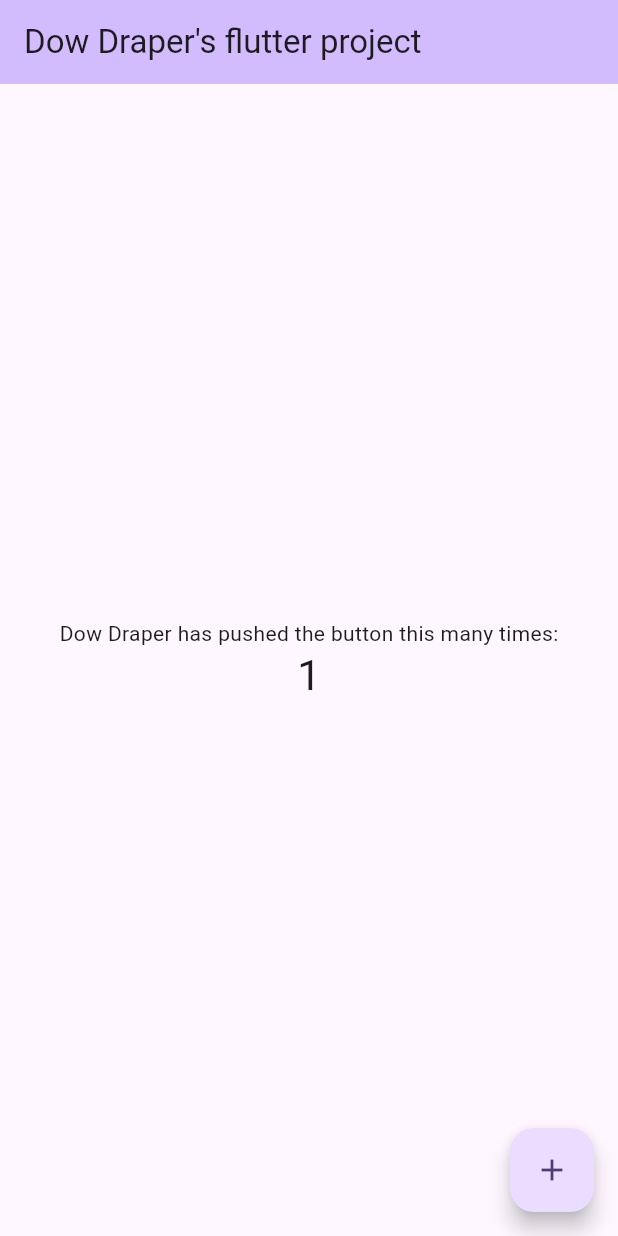
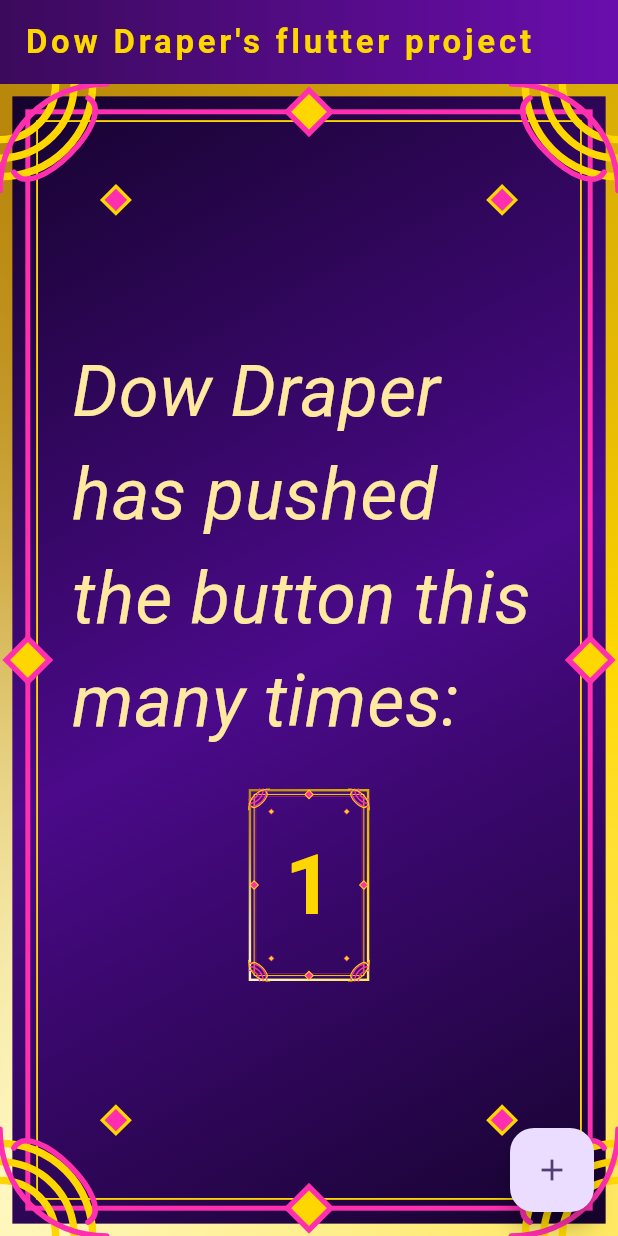
Before and after one commit to dhdschool/csc4330_example_flutter_proj, a Flutter app: the screen it shows after launch, after a tap on the "add" icon, on a phone screen of 412 x 824 dp. Run offline on Flutter 3.47's test engine with Material 3 defaults, Android fonts, the phone set to English and light mode, and no system bars.

Commit message:
Make theme change to main.dart

```diff
--- a/lib/main.dart
+++ b/lib/main.dart
@@ -1,3 +1,5 @@
+import 'dart:math' as math;
+
 import 'package:flutter/material.dart';
 
 void main() {
@@ -19,16 +21,16 @@ class MyApp extends StatelessWidget {
         // the application has a purple toolbar. Then, without quitting the app,
         // try changing the seedColor in the colorScheme below to Colors.green
         // and then invoke "hot reload" (save your changes or press the "hot
-        // reload" button in a Flutter-supported IDE, or press "r" if you used
-        // the command line to start the app).
+        // reload" button in an IDE, or press "r" if you used the command line).
         //
         // Notice that the counter didn't reset back to zero; the application
-        // state is not lost during the reload. To reset the state, use hot
-        // restart instead.
+        // state is not lost during the reload. To reset the state, use "hot
+        // restart" instead.
         //
-        // This works for code too, not just values: Most code changes can be
+        // This works for code too: Most code changes can be
         // tested with just a hot reload.
-        colorScheme: .fromSeed(seedColor: Colors.deepPurple),
+        colorScheme: ColorScheme.fromSeed(seedColor: Colors.deepPurple),
+
       ),
       home: const MyHomePage(title: 'Dow Draper\'s flutter project'),
     );
@@ -39,13 +41,13 @@ class MyHomePage extends StatefulWidget {
   const MyHomePage({super.key, required this.title});
 
   // This widget is the home page of your application. It is stateful, meaning
-  // that it has a State object (defined below) that contains fields that affect
-  // how it looks.
+  // that there is a State object (defined below) that contains fields that
+  // affect how it looks.
 
-  // This class is the configuration for the state. It holds the values (in this
-  // case the title) provided by the parent (in this case the App widget) and
-  // used by the build method of the State. Fields in a Widget subclass are
-  // always marked "final".
+  // This class is the configuration for the state. It holds the values (in
+  // this case the the title) provided by the parent (in this case the App
+  // widget) and used by the build method of the State class. Fields that are
+  // marked "final" in a Widget subclass are always marked "final".
 
   final String title;
 
@@ -59,10 +61,9 @@ class _MyHomePageState extends State<MyHomePage> {
   void _incrementCounter() {
     setState(() {
       // This call to setState tells the Flutter framework that something has
-      // changed in this State, which causes it to rerun the build method below
-      // so that the display can reflect the updated values. If we changed
-      // _counter without calling setState(), then the build method would not be
-      // called again, and so nothing would appear to happen.
+      // changed in this State class, which in turn causes the framework to
+      // rerun the build method below so that the display can reflect the
+      // updated values.
       _counter++;
     });
   }
@@ -71,45 +72,78 @@ class _MyHomePageState extends State<MyHomePage> {
   Widget build(BuildContext context) {
     // This method is rerun every time setState is called, for instance as done
     // by the _incrementCounter method above.
-    //
-    // The Flutter framework has been optimized to make rerunning build methods
-    // fast, so that you can just rebuild anything that needs updating rather
-    // than having to individually change instances of widgets.
     return Scaffold(
       appBar: AppBar(
-        // TRY THIS: Try changing the color here to a specific color (to
-        // Colors.amber, perhaps?) and trigger a hot reload to see the AppBar
-        // change color while the other colors stay the same.
-        backgroundColor: Theme.of(context).colorScheme.inversePrimary,
+        flexibleSpace: Container(
+          decoration: const BoxDecoration(
+            gradient: LinearGradient(
+              colors: [Color(0xFF3B0A5C), Color(0xFF6A0DAD)],
+            ),
+          ),
+        ),
+        backgroundColor: Colors.transparent,
         // Here we take the value from the MyHomePage object that was created by
         // the App.build method, and use it to set our appbar title.
-        title: Text(widget.title),
+        title: Text(
+          widget.title,
+          style: const TextStyle(
+            color: Color(0xFFFFD700),
+            fontWeight: FontWeight.bold,
+            letterSpacing: 2.5,
           ),
-      body: Center(
+        ),
+      ),
+      body: Container(
+        decoration: const BoxDecoration(
+          gradient: LinearGradient(
+            begin: Alignment.topLeft,
+            end: Alignment.bottomRight,
+            colors: [Color(0xFF14032B), Color(0xFF4B0A8A), Color(0xFF14032B)],
+          ),
+        ),
+        child: CustomPaint(
+          painter: const OrnateBorderPainter(),
+          child: Padding(
+            padding: const EdgeInsets.all(48),
+            child: Center(
               // Center is a layout widget. It takes a single child and positions it
               // in the middle of the parent.
               child: Column(
                 // Column is also a layout widget. It takes a list of children and
-          // arranges them vertically. By default, it sizes itself to fit its
-          // children horizontally, and tries to be as tall as its parent.
-          //
-          // Column has various properties to control how it sizes itself and
-          // how it positions its children. Here we use mainAxisAlignment to
-          // center the children vertically; the main axis here is the vertical
-          // axis because Columns are vertical (the cross axis would be
-          // horizontal).
-          //
-          // TRY THIS: Invoke "debug painting" (choose the "Toggle Debug Paint"
-          // action in the IDE, or press "p" in the console), to see the
-          // wireframe for each widget.
-          mainAxisAlignment: .center,
+                // arranges them vertically. Here we use mainAxisAlignment to
+                // center the children vertically.
+                mainAxisAlignment: MainAxisAlignment.center,
                 children: [
-            const Text('Dow Draper has pushed the button this many times:'),
-            Text(
+                  const Text(
+                    'Dow Draper has pushed the button this many times:',
+                    style: TextStyle(
+                      color: Color(0xFFFFE9A0),
+                      fontStyle: FontStyle.italic,
+                      fontSize: 48
+                    ),
+                  ),
+                  const SizedBox(height: 24),
+                  CustomPaint(
+                    painter: const OrnateBorderPainter(
+                      gold: Color(0xFFFF2FB0),
+                      accent: Color(0xFFFFD700),
+                    ),
+                    child: Padding(
+                      padding: const EdgeInsets.all(24),
+                      child: Text(
                         '$_counter',
-              style: Theme.of(context).textTheme.headlineMedium,
+                        style: const TextStyle(
+                          color: Color(0xFFFFD700),
+                          fontSize: 56,
+                          fontWeight: FontWeight.bold,
+                        ),
+                      ),
+                    ),
                   ),
                 ],
+              ),
+            ),
+          ),
         ),
       ),
       floatingActionButton: FloatingActionButton(
@@ -120,3 +154,147 @@ class _MyHomePageState extends State<MyHomePage> {
     );
   }
 }
+
+/// An extremely gaudy ornamental "calligraphy" frame: a swept-gold band, a
+/// magenta rule, a fine gold rule, triple-arc corner flourishes with swash
+/// bows, S-scrolls, and jeweled diamond studs on every edge. Everything is
+/// drawn relative to the painted size, so the same painter frames the whole
+/// page and the counter medallion alike.
+class OrnateBorderPainter extends CustomPainter {
+  const OrnateBorderPainter({
+    this.gold = const Color(0xFFFFD700),
+    this.accent = const Color(0xFFFF2FB0),
+  });
+
+  final Color gold;
+  final Color accent;
+
+  @override
+  void paint(Canvas canvas, Size size) {
+    final s = math.min(size.width, size.height);
+    final rect = Offset.zero & size;
+
+    // Outer gold band with a rotating sheen.
+    final band = Paint()
+      ..style = PaintingStyle.stroke
+      ..strokeWidth = s * 0.02
+      ..shader = const SweepGradient(
+        colors: [
+          Color(0xFFFFD700),
+          Color(0xFFFFF7BF),
+          Color(0xFFB8860B),
+          Color(0xFFFFD700),
+        ],
+      ).createShader(rect);
+    canvas.drawRect(rect.deflate(s * 0.01), band);
+
+    // Magenta rule, then a fine gold rule inside it.
+    canvas.drawRect(
+      rect.deflate(s * 0.045),
+      Paint()
+        ..style = PaintingStyle.stroke
+        ..strokeWidth = s * 0.008
+        ..color = accent,
+    );
+    canvas.drawRect(
+      rect.deflate(s * 0.06),
+      Paint()
+        ..style = PaintingStyle.stroke
+        ..strokeWidth = s * 0.003
+        ..color = gold,
+    );
+
+    // Corner flourishes, each rotated into place.
+    final corners = <(Offset, double)>[
+      (Offset.zero, 0.0),
+      (Offset(size.width, 0), math.pi / 2),
+      (Offset(size.width, size.height), math.pi),
+      (Offset(0, size.height), -math.pi / 2),
+    ];
+    for (final (corner, rotation) in corners) {
+      canvas.save();
+      canvas.translate(corner.dx, corner.dy);
+      canvas.rotate(rotation);
+      _paintCornerFlourish(canvas, s);
+      canvas.restore();
+    }
+
+    // Jeweled diamond studs sitting on the magenta rule, mid-edge.
+    final inset = s * 0.045;
+    final studs = [
+      Offset(size.width / 2, inset),
+      Offset(size.width - inset, size.height / 2),
+      Offset(size.width / 2, size.height - inset),
+      Offset(inset, size.height / 2),
+    ];
+    for (final center in studs) {
+      _paintDiamond(canvas, center, s * 0.035, gold, accent);
+    }
+  }
+
+  /// One corner's ornament, drawn with the corner at the origin and the frame
+  /// interior toward (+x, +y).
+  void _paintCornerFlourish(Canvas canvas, double s) {
+    final r = s * 0.15;
+
+    // Triple concentric quarter arcs.
+    final arcs = Paint()
+      ..style = PaintingStyle.stroke
+      ..strokeWidth = s * 0.012
+      ..strokeCap = StrokeCap.round
+      ..color = gold;
+    for (final k in [1.0, 0.8, 0.6]) {
+      canvas.drawArc(
+        Rect.fromCircle(center: Offset.zero, radius: r * k),
+        0,
+        math.pi / 2,
+        false,
+        arcs,
+      );
+    }
+
+    // Magenta calligraphic swash bowing inside the arcs, then an S-scroll
+    // sweeping across the diagonal.
+    final swash = Paint()
+      ..style = PaintingStyle.stroke
+      ..strokeWidth = s * 0.009
+      ..strokeCap = StrokeCap.round
+      ..color = accent;
+    canvas.drawPath(
+      Path()
+        ..moveTo(r * 1.15, 0)
+        ..cubicTo(r * 0.5, 0, 0, r * 0.5, 0, r * 1.15),
+      swash,
+    );
+    canvas.drawPath(
+      Path()
+        ..moveTo(r * 0.95, r * 0.15)
+        ..cubicTo(r * 1.3, r * 0.35, r * 0.35, r * 1.3, r * 0.15, r * 0.95),
+      swash,
+    );
+
+    // A jewel capping the diagonal.
+    _paintDiamond(canvas, Offset(r * 1.25, r * 1.25), s * 0.022, accent, gold);
+  }
+
+  void _paintDiamond(Canvas canvas, Offset center, double radius, Color fill, Color edge) {
+    final path = Path()
+      ..moveTo(center.dx, center.dy - radius)
+      ..lineTo(center.dx + radius, center.dy)
+      ..lineTo(center.dx, center.dy + radius)
+      ..lineTo(center.dx - radius, center.dy)
+      ..close();
+    canvas.drawPath(path, Paint()..color = fill);
+    canvas.drawPath(
+      path,
+      Paint()
+        ..style = PaintingStyle.stroke
+        ..strokeWidth = radius * 0.25
+        ..color = edge,
+    );
+  }
+
+  @override
+  bool shouldRepaint(OrnateBorderPainter oldDelegate) =>
+      oldDelegate.gold != gold || oldDelegate.accent != accent;
+}
```
Lines whose indentation alone changed are shown as unchanged.
